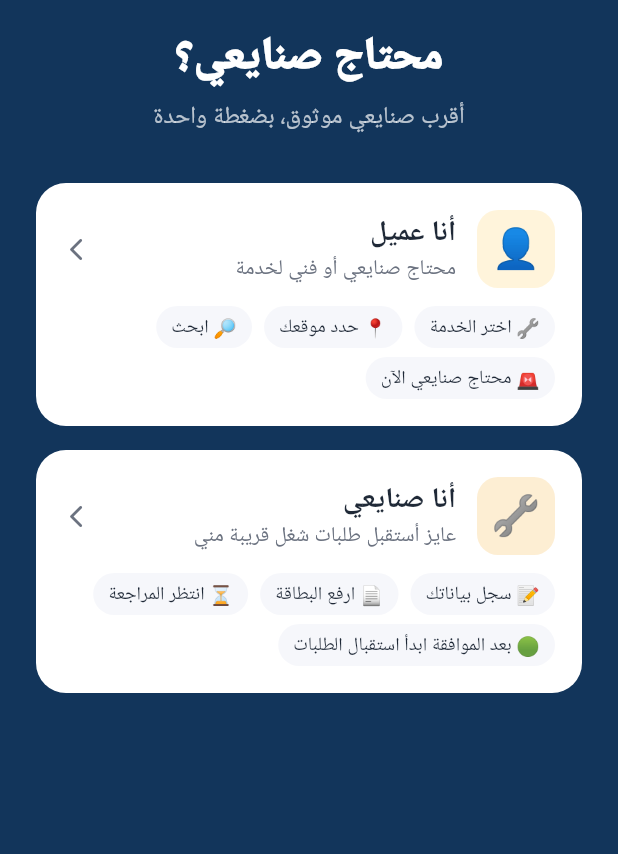
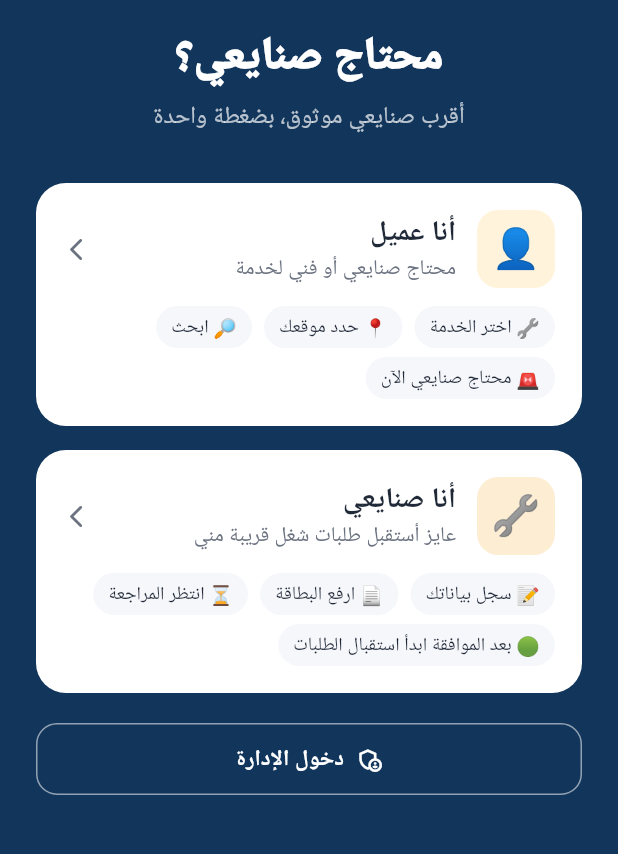
Before and after one commit to rafatsaeed719-ui/mehtag-sanaye, a Flutter app: the screen it shows after launch, on a phone screen of 412 x 824 dp, the part 273-1127 px from its top. Run offline on Flutter 3.47's test engine with Material 3 defaults, Android fonts, the phone set to English and light mode, and no system bars; our stand-ins replace cached_network_image, cloud_firestore, firebase_auth, firebase_core, geolocator, google_maps_flutter and 4 more; accounts and stored records are empty.

Commit message:
App: admin login on welcome screen; owner account check
Co-Authored-By: Claude Opus 5.5 <noreply@anthropic.com>
Claude-Session: https://claude.ai/code/session_01G4XTRWQL4ExrL9CugYGeyx

```diff
--- a/app/lib/data/session.dart
+++ b/app/lib/data/session.dart
@@ -9,7 +9,7 @@ import 'models.dart';
 import 'services/auth_service.dart';
 import 'services/backend.dart';
 
-const kAppVersion = '1.1.1';
+const kAppVersion = '1.1.2';
 
 enum SessionState {
   loading,
--- a/app/lib/features/auth/welcome_screen.dart
+++ b/app/lib/features/auth/welcome_screen.dart
@@ -5,6 +5,7 @@ import '../../core/i18n/i18n.dart';
 import '../../core/theme.dart';
 import '../../data/session.dart';
 import 'language_toggle.dart';
+import 'login_screen.dart' show openAdminDashboard;
 
 /// أول شاشة: محتاج صنايعي؟ / أنت صنايعي؟
 class WelcomeScreen extends StatelessWidget {
@@ -42,6 +43,19 @@ class WelcomeScreen extends StatelessWidget {
               steps: [context.t('worker_step1'), context.t('worker_step2'), context.t('worker_step3'), context.t('worker_step4')],
               accent: AppColors.amber,
               onTap: () => context.read<Session>().chooseRole('worker'),
+            ),
+            const SizedBox(height: 20),
+            Center(
+              child: OutlinedButton.icon(
+                style: OutlinedButton.styleFrom(
+                  foregroundColor: Colors.white,
+                  side: const BorderSide(color: Colors.white54),
+                  padding: const EdgeInsets.symmetric(horizontal: 22, vertical: 12),
+                ),
+                onPressed: () => openAdminDashboard(),
+                icon: const Icon(Icons.admin_panel_settings_outlined),
+                label: Text(context.t('admin_login')),
+              ),
             ),
           ],
         ),
--- a/app/pubspec.yaml
+++ b/app/pubspec.yaml
@@ -1,7 +1,7 @@
 name: mehtag_sanaye
 description: "محتاج صنايعي — Marketplace يربط العملاء بالصنايعية القريبين في مصر"
 publish_to: 'none'
-version: 1.1.1+3
+version: 1.1.2+4
 
 environment:
   sdk: '>=3.5.0 <4.0.0'
```
Also changed, not shown: 2 other files.
